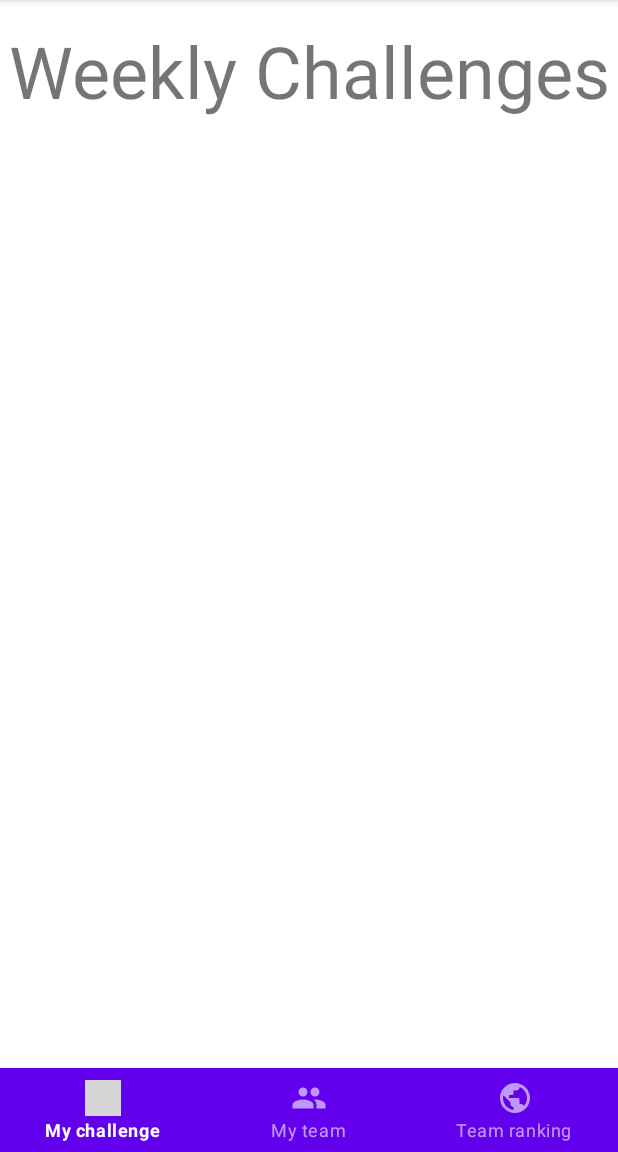
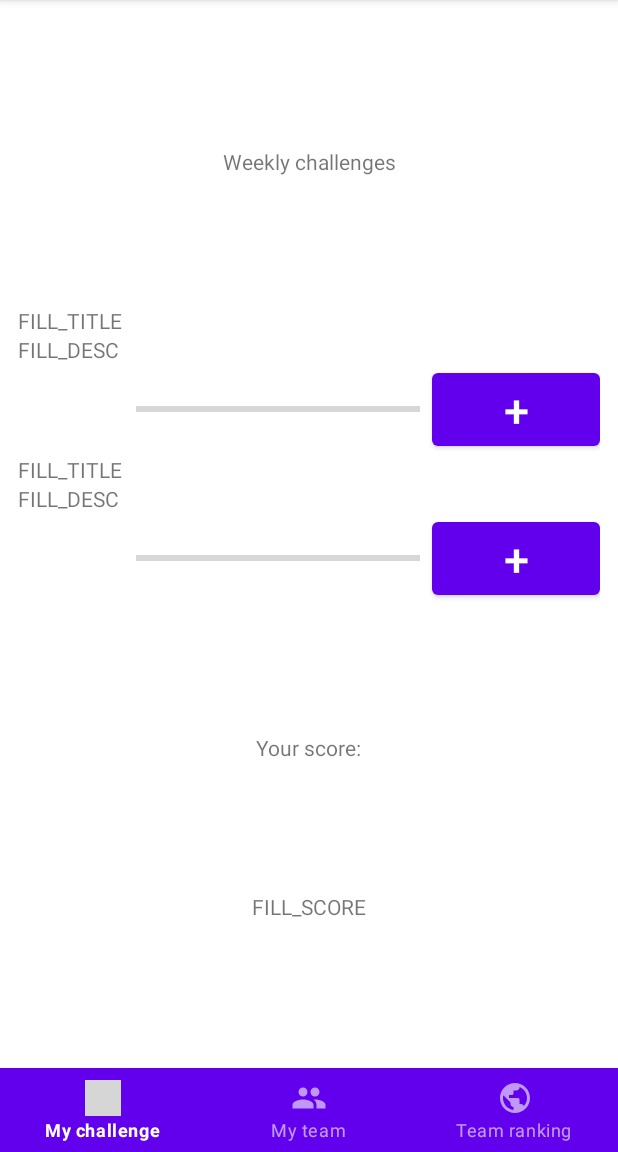
Before and after one commit to AlexW00/climate-duels, an Android app: the ChallengeFragment screen opened directly, with no data from a screen before it, on a phone screen of 412 x 824 dp, the part 84-1236 px from its top. Run offline under Robolectric (Android 15) with nearby library versions, the phone set to English and light mode, and no system bars; grey boxes are pictures that could not be loaded.

Commit message:
Design challenge fragment

```diff
--- a/app/src/main/res/layout/fragment_challenge.xml
+++ b/app/src/main/res/layout/fragment_challenge.xml
@@ -4,7 +4,8 @@
     xmlns:tools="http://schemas.android.com/tools"
     android:layout_width="match_parent"
     android:layout_height="match_parent"
-    tools:context=".challenge.ChallengeFragment">
+    tools:context=".challenge.ChallengeFragment"
+    android:layout_margin="12dp">
 
     <androidx.constraintlayout.widget.ConstraintLayout
         android:layout_width="match_parent"
@@ -14,13 +15,136 @@
             android:id="@+id/message2"
             android:layout_width="wrap_content"
             android:layout_height="wrap_content"
-            android:text="Weekly Challenges"
+            android:text="@string/fr_challenge_header_weekly_challenges"
             android:textAlignment="center"
-            android:textSize="48sp"
-            app:layout_constraintBottom_toBottomOf="parent"
+            app:layout_constraintBottom_toTopOf="@id/fr_challenge_lin_top"
             app:layout_constraintEnd_toEndOf="parent"
             app:layout_constraintStart_toStartOf="parent"
             app:layout_constraintTop_toTopOf="parent"
             app:layout_constraintVertical_bias="0.023" />
+<LinearLayout
+    app:layout_constraintTop_toBottomOf="@id/message2"
+    app:layout_constraintBottom_toBottomOf="@id/fr_challenge_score_title"
+
+    android:layout_width="match_parent"
+    android:layout_height="wrap_content"
+    android:id="@+id/fr_challenge_lin_top"
+    app:layout_constraintStart_toStartOf="parent"
+    app:layout_constraintEnd_toEndOf="parent"
+    android:orientation="vertical">
+        <LinearLayout
+            android:layout_width="match_parent"
+            android:layout_height="wrap_content"
+            android:orientation="vertical">
+            <TextView
+                android:id="@+id/fr_challenge_travel_title"
+                android:layout_width="wrap_content"
+                android:layout_height="wrap_content"
+                android:text="@string/fr_challenge_travel_title_placeholder"
+                />
+            <TextView
+                android:id="@+id/fr_challenge_travel_desc"
+                android:layout_width="wrap_content"
+                android:layout_height="wrap_content"
+                android:text="@string/fr_challenge_placeholder"
+                />
+            <LinearLayout
+                android:layout_width="match_parent"
+                android:layout_height="wrap_content"
+                android:orientation="horizontal"
+                android:gravity="center"
+                android:weightSum="10">
+                <TextView
+                    android:id="@+id/fr_challenge_travel_count_text"
+                    android:layout_width="wrap_content"
+                    android:layout_height="wrap_content"
+                    android:layout_weight="3"/>
+                <ProgressBar
+                    android:id="@+id/fr_challenge_progressBar_travel"
+                    style="?android:attr/progressBarStyleHorizontal"
+                    android:layout_width="wrap_content"
+                    android:layout_height="wrap_content"
+                    tools:layout_editor_absoluteX="83dp"
+                    tools:layout_editor_absoluteY="103dp"
+                    android:layout_marginStart="8dp"
+                    android:layout_weight="6"/>
+                <Button
+                    android:id="@+id/fr_challenge_button_travel"
+                    android:layout_width="wrap_content"
+                    android:layout_height="wrap_content"
+                    android:text="+"
+                    android:layout_marginStart="8dp"
+                    android:textSize="30sp"
+                    android:layout_weight="1"/>
+            </LinearLayout>
+
+        </LinearLayout>
+    <LinearLayout
+        android:layout_width="match_parent"
+        android:layout_height="wrap_content"
+        android:orientation="vertical">
+        <TextView
+            android:id="@+id/fr_challenge_eat_title"
+            android:layout_width="wrap_content"
+            android:layout_height="wrap_content"
+            android:text="@string/fr_challenge_travel_title_placeholder"
+            />
+        <TextView
+            android:id="@+id/fr_challenge_eat_desc"
+            android:layout_width="wrap_content"
+            android:layout_height="wrap_content"
+            android:text="@string/fr_challenge_placeholder"
+            />
+        <LinearLayout
+            android:layout_width="match_parent"
+            android:layout_height="wrap_content"
+            android:orientation="horizontal"
+            android:gravity="center"
+            android:weightSum="10">
+            <TextView
+                android:id="@+id/fr_challenge_eat_count_text"
+                android:layout_width="wrap_content"
+                android:layout_height="wrap_content"
+                android:layout_weight="3"/>
+            <ProgressBar
+                android:id="@+id/fr_challenge_progressBar_eat"
+                style="?android:attr/progressBarStyleHorizontal"
+                android:layout_width="wrap_content"
+                android:layout_height="wrap_content"
+                tools:layout_editor_absoluteX="83dp"
+                tools:layout_editor_absoluteY="103dp"
+                android:layout_marginStart="8dp"
+                android:layout_weight="6"/>
+            <Button
+                android:id="@+id/fr_challenge_button_eat"
+                android:layout_width="wrap_content"
+                android:layout_height="wrap_content"
+                android:text="+"
+                android:layout_marginStart="8dp"
+                android:textSize="30sp"
+                android:layout_weight="1"/>
+        </LinearLayout>
+
+    </LinearLayout>
+</LinearLayout>
+        <TextView
+            app:layout_constraintTop_toBottomOf="@id/fr_challenge_lin_top"
+            app:layout_constraintStart_toStartOf="parent"
+            app:layout_constraintEnd_toEndOf="parent"
+            app:layout_constraintBottom_toTopOf="@id/fr_challenge_score"
+            android:id="@+id/fr_challenge_score_title"
+            android:layout_width="wrap_content"
+            android:layout_height="wrap_content"
+            android:text="@string/fr_challenge_score_text"/>
+        <TextView
+            android:id="@+id/fr_challenge_score"
+            app:layout_constraintTop_toBottomOf="@id/fr_challenge_score_title"
+            app:layout_constraintStart_toStartOf="parent"
+            app:layout_constraintEnd_toEndOf="parent"
+            app:layout_constraintBottom_toBottomOf="parent"
+            android:layout_width="wrap_content"
+            android:layout_height="wrap_content"
+            android:text="@string/fr_challenge_score_demo"/>
+
     </androidx.constraintlayout.widget.ConstraintLayout>
 </FrameLayout>
--- a/app/src/main/res/values/strings.xml
+++ b/app/src/main/res/values/strings.xml
@@ -14,9 +14,13 @@
 
     <integer name="start_max_team_code">5</integer>
     <integer name="start_max_name_len">20</integer>
-    <!-- TODO: Remove or change this placeholder text -->
     <string name="hello_blank_fragment">Hello blank fragment</string>
     <string name="bottom_bar_text_my_challenge">My challenge</string>
     <string name="bottom_bar_text_my_team">My team</string>
     <string name="bottom_bar_text_team_ranking">Team ranking</string>
+    <string name="fr_challenge_header_weekly_challenges">Weekly challenges</string>
+    <string name="fr_challenge_travel_title_placeholder">FILL_TITLE</string>
+    <string name="fr_challenge_placeholder">FILL_DESC</string>
+    <string name="fr_challenge_score_text">Your score:</string>
+    <string name="fr_challenge_score_demo">FILL_SCORE</string>
 </resources>
```
